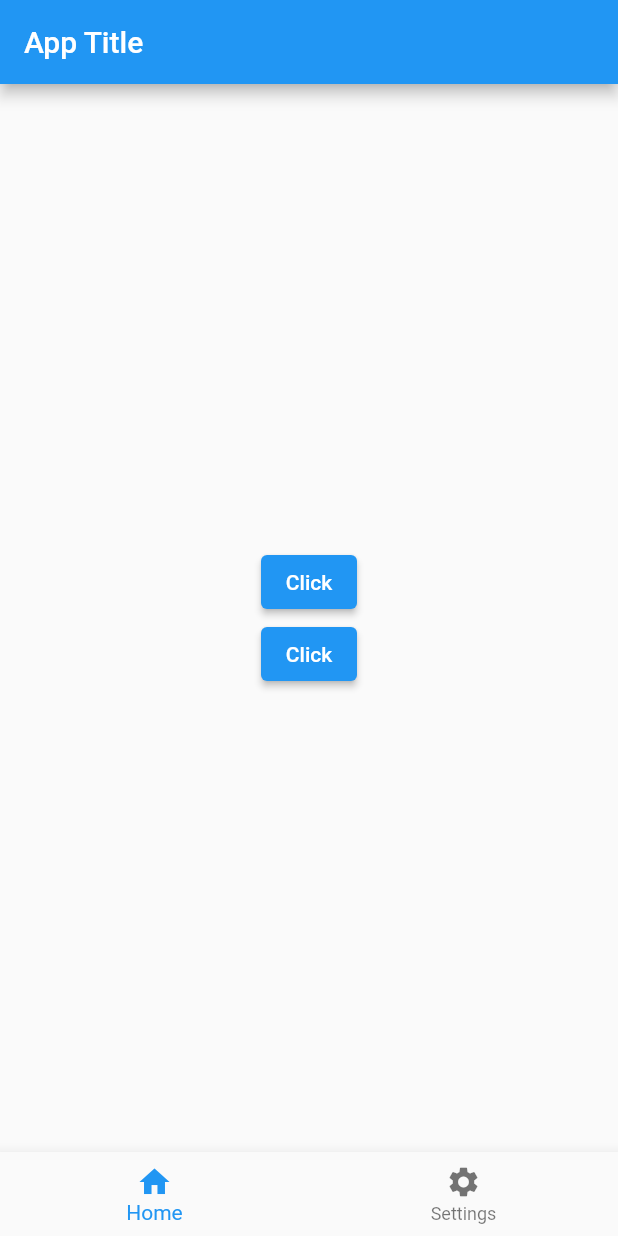
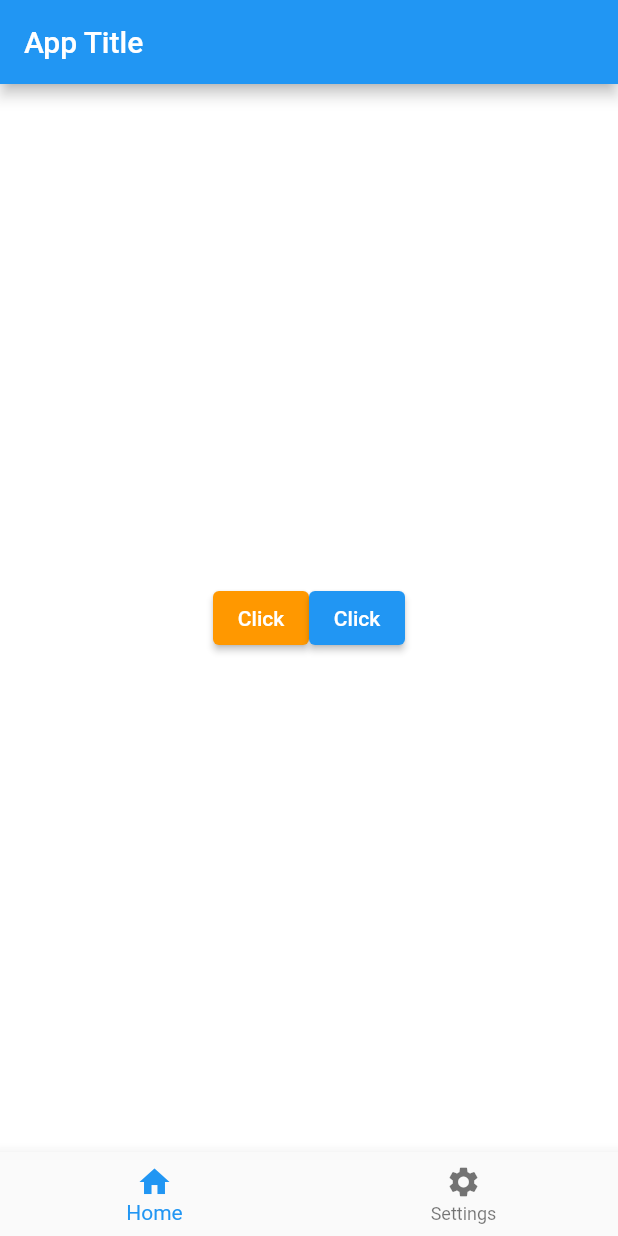
Before and after one commit to Chibs5/flutter_basics, a Flutter app: the screen it shows after launch, on a phone screen of 412 x 824 dp. Run offline on Flutter 3.47's test engine with Material 2 defaults, Android fonts, the phone set to English and light mode, and no system bars.

Commit message:
Added a container

```diff
--- a/lib/main.dart
+++ b/lib/main.dart
@@ -24,10 +24,19 @@ class _MyAppState extends State<MyApp> {
           title: const Text('App Title'),
         ),
         body: Center(
-          child: Column(
+          child: currentIndex == 0 ? Container(
+            width: double.infinity,
+            height: double.infinity,
+            color: Colors.white,
+            child: Row(
               mainAxisAlignment: MainAxisAlignment.center,
+              crossAxisAlignment: CrossAxisAlignment.center,
               children: [
                 ElevatedButton(
+                  style: ElevatedButton.styleFrom(
+                    onPrimary: Colors.white, //This changes the color of the text.
+                    primary: Colors.orange,  //This changes the color of the Button
+                  ),
                   onPressed: () {
                     setState(() {
                       buttonName = 'Clicked';
@@ -45,6 +54,7 @@ class _MyAppState extends State<MyApp> {
                 ),
               ],
             ),
+          ) : const SizedBox(),
         ),
         //Bottom Navigation Bar
         bottomNavigationBar: BottomNavigationBar(
```
Lines whose indentation alone changed are shown as unchanged.
